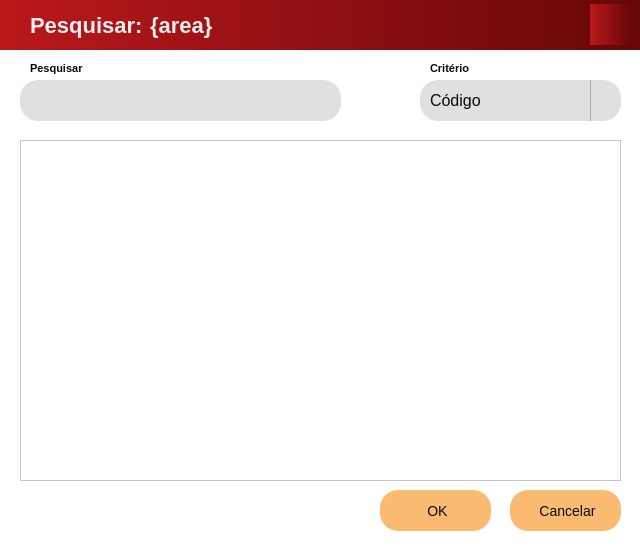
Before: the Qt Designer form src/qt/ui/search_window.ui in eliezermoraesss/eureka_app_pyqt5_project_v2, drawn with Qt 5.
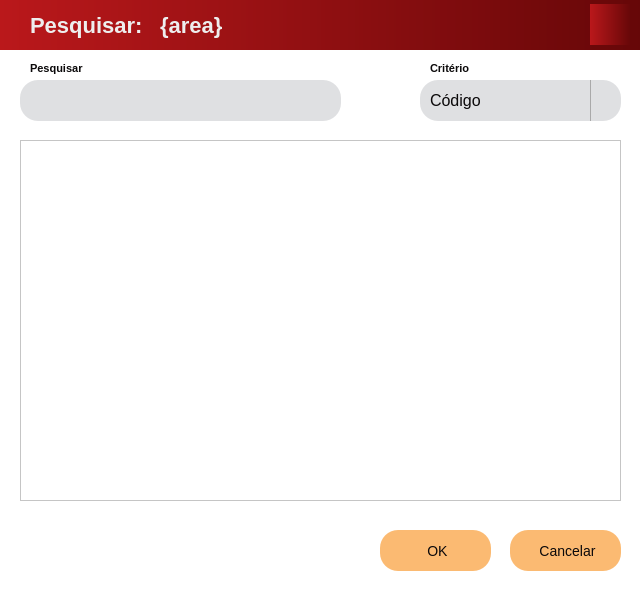
After: the same form once the commit is applied. Icons and pictures are not drawn.

Commit message: feat: created DQL of search queries by entities. EUREKA

The edit to the form file:
```diff
--- a/src/qt/ui/search_window.ui
+++ b/src/qt/ui/search_window.ui
@@ -7,7 +7,7 @@
     <x>0</x>
     <y>0</y>
     <width>640</width>
-    <height>550</height>
+    <height>600</height>
    </rect>
   </property>
   <property name="sizePolicy">
@@ -109,7 +109,7 @@
    <widget class="QLabel" name="type_label">
     <property name="geometry">
      <rect>
-      <x>150</x>
+      <x>160</x>
       <y>0</y>
       <width>421</width>
       <height>51</height>
@@ -117,7 +117,6 @@
     </property>
     <property name="font">
      <font>
-      <family>Segoe UI</family>
       <pointsize>-1</pointsize>
       <weight>75</weight>
       <bold>true</bold>
@@ -245,7 +244,7 @@
     <property name="geometry">
      <rect>
       <x>510</x>
-      <y>440</y>
+      <y>480</y>
       <width>111</width>
       <height>41</height>
      </rect>
@@ -258,7 +257,6 @@
     </property>
     <property name="font">
      <font>
-      <family>Segoe UI</family>
       <pointsize>-1</pointsize>
      </font>
     </property>
@@ -353,7 +351,7 @@
     <property name="geometry">
      <rect>
       <x>380</x>
-      <y>440</y>
+      <y>480</y>
       <width>111</width>
       <height>41</height>
      </rect>
@@ -366,7 +364,6 @@
     </property>
     <property name="font">
      <font>
-      <family>Segoe UI</family>
       <pointsize>-1</pointsize>
      </font>
     </property>
@@ -544,7 +541,7 @@
       <x>20</x>
       <y>90</y>
       <width>601</width>
-      <height>341</height>
+      <height>361</height>
      </rect>
     </property>
     <property name="sizePolicy">
```
Left out of the diff: 5 changed lines with no effect on the pictures. The commit also changes 8 other files.
